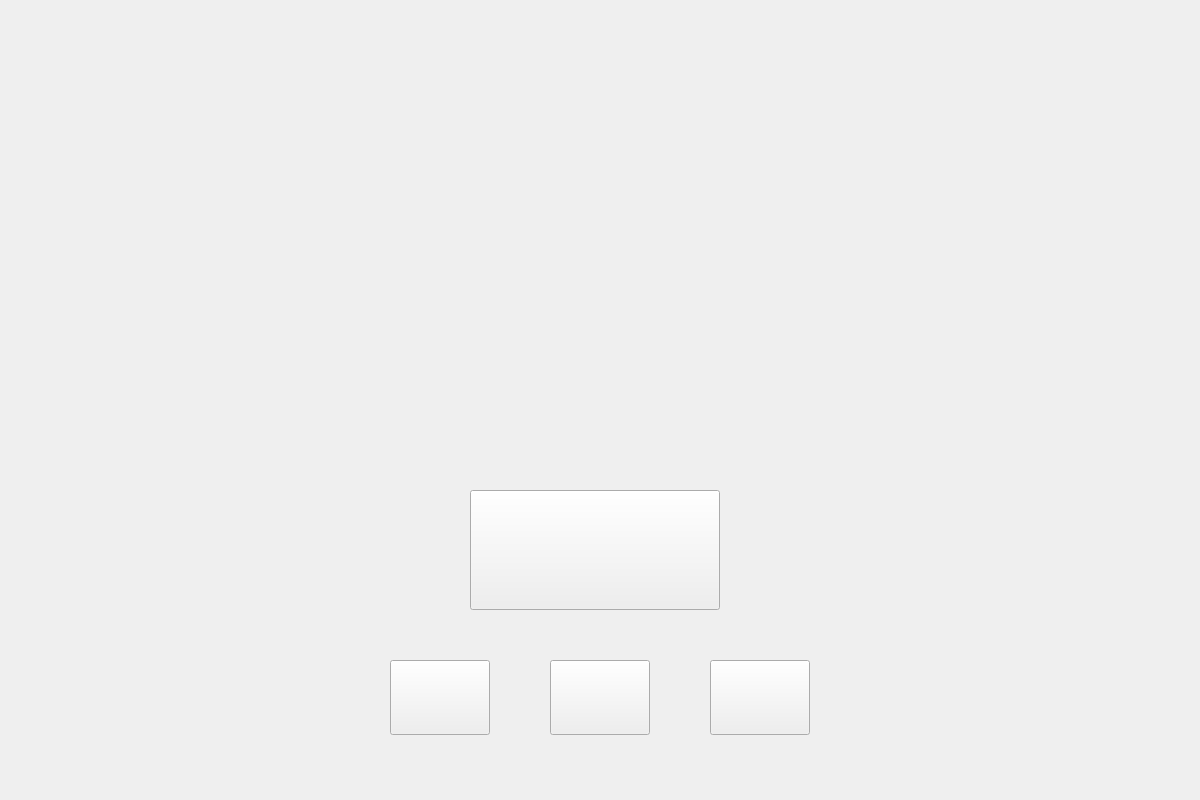
Above: app/mainwindow.ui from ce-itcr/Gladiators-GBP before the change. Below: the same form after it.
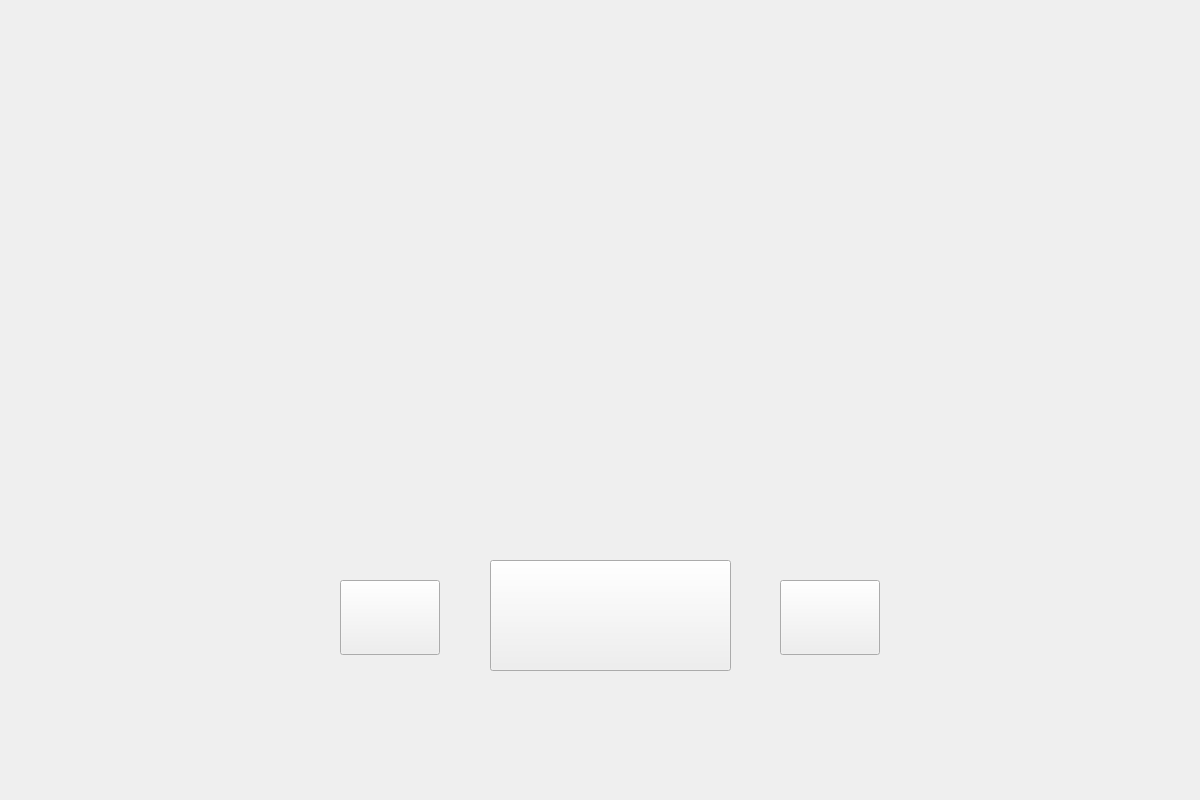
That is the form after the change. Icons and pictures are not drawn.

The edit to the form file:
```diff
--- a/app/mainwindow.ui
+++ b/app/mainwindow.ui
@@ -24,8 +24,8 @@
    <widget class="QPushButton" name="exit_Button">
     <property name="geometry">
      <rect>
-      <x>710</x>
-      <y>660</y>
+      <x>780</x>
+      <y>580</y>
       <width>100</width>
       <height>75</height>
      </rect>
@@ -40,36 +40,11 @@
      <string/>
     </property>
    </widget>
-   <widget class="QPushButton" name="achievements_Button">
-    <property name="geometry">
-     <rect>
-      <x>550</x>
-      <y>660</y>
-      <width>100</width>
-      <height>75</height>
-     </rect>
-    </property>
-    <property name="cursor">
-     <cursorShape>PointingHandCursor</cursorShape>
-    </property>
-    <property name="autoFillBackground">
-     <bool>false</bool>
-    </property>
-    <property name="styleSheet">
-     <string notr="true">background-color: transparent;
-border-image: url(:/img/buttons/achievements_icon.png);
-background: none;
-background-repeat: none;</string>
-    </property>
-    <property name="text">
-     <string/>
-    </property>
-   </widget>
    <widget class="QPushButton" name="settings_Button">
     <property name="geometry">
      <rect>
-      <x>390</x>
-      <y>660</y>
+      <x>340</x>
+      <y>580</y>
       <width>100</width>
       <height>75</height>
      </rect>
@@ -87,10 +62,10 @@
    <widget class="QPushButton" name="play_Button">
     <property name="geometry">
      <rect>
-      <x>470</x>
-      <y>490</y>
-      <width>250</width>
-      <height>120</height>
+      <x>490</x>
+      <y>560</y>
+      <width>241</width>
+      <height>111</height>
      </rect>
     </property>
     <property name="styleSheet">
@@ -122,10 +97,10 @@
    <widget class="QLabel" name="label_2">
     <property name="geometry">
      <rect>
-      <x>340</x>
+      <x>360</x>
       <y>40</y>
-      <width>511</width>
-      <height>151</height>
+      <width>531</width>
+      <height>171</height>
      </rect>
     </property>
     <property name="text">
```
Left out of the diff: 1 changed line with no effect on the pictures.
